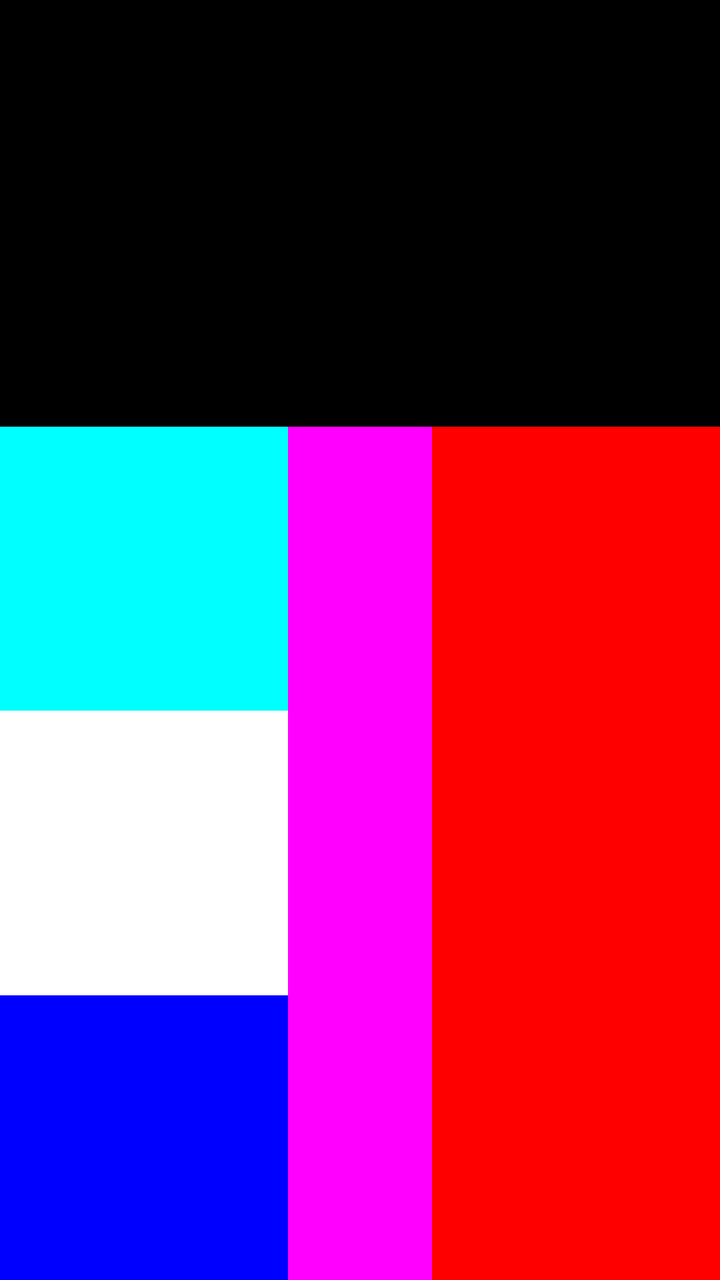
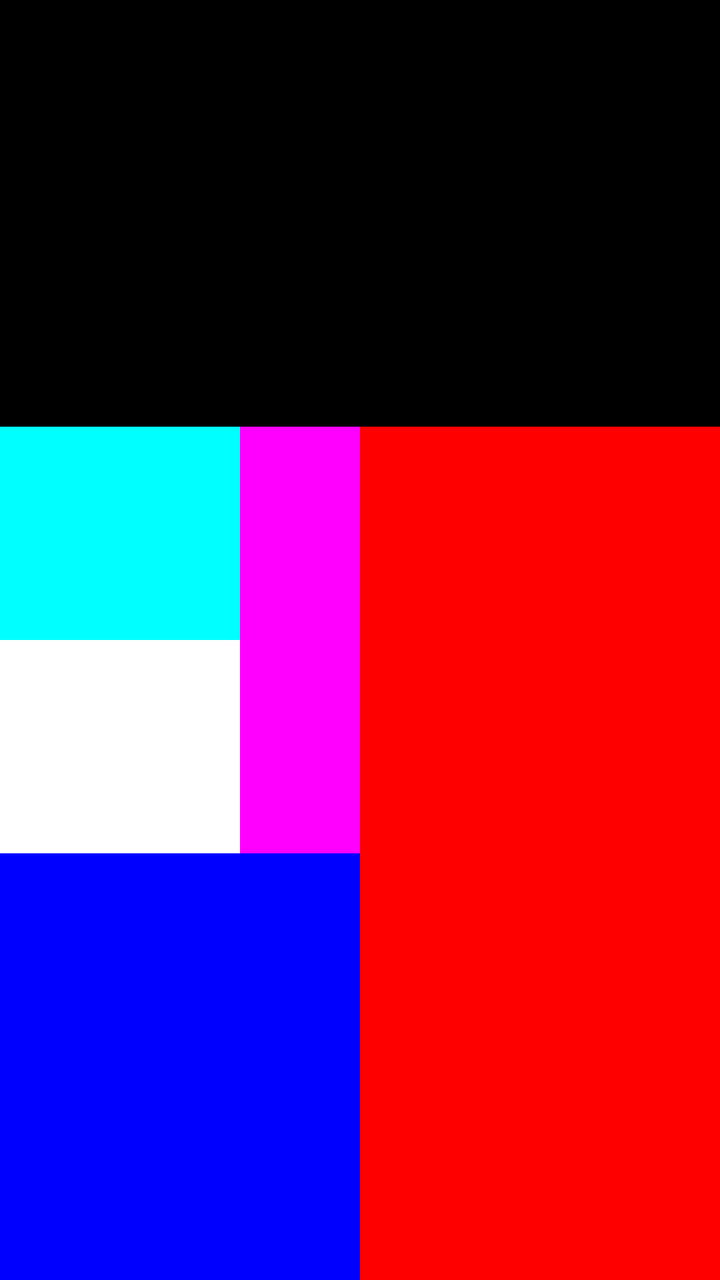

An Android layout rendered at two revisions. The XML below is the earlier revision; the diff shows what the commit changed to produce the second picture.
<!-- AndroidManifest.xml: application theme Theme.Lab01_2 -->
<!-- res/layout/activity_lab1b.xml -->
<?xml version="1.0" encoding="utf-8"?>
<LinearLayout xmlns:android="http://schemas.android.com/apk/res/android"
    android:layout_width="match_parent"
    android:layout_height="match_parent"
    android:orientation="vertical">

    
    <LinearLayout
        android:layout_width="match_parent"
        android:layout_height="0dp"
        android:layout_weight="1"
        android:background="@color/color0"
        android:orientation="horizontal" />

    
    <LinearLayout
        android:layout_width="match_parent"
        android:layout_height="0dp"
        android:layout_weight="2"
        android:orientation="horizontal">

        
        <LinearLayout
            android:layout_width="0dp"
            android:layout_height="match_parent"
            android:layout_weight="1"
            android:orientation="vertical">

            <LinearLayout
                android:layout_width="match_parent"
                android:layout_height="0dp"
                android:layout_weight="1"
                android:background="@color/color6"
                android:orientation="horizontal" />

            <LinearLayout
                android:layout_width="match_parent"
                android:layout_height="0dp"
                android:layout_weight="1"
                android:background="@color/color7"
                android:orientation="horizontal" />

            <LinearLayout
                android:layout_width="match_parent"
                android:layout_height="0dp"
                android:layout_weight="1"
                android:background="@color/color3"
                android:orientation="horizontal" />
        </LinearLayout>

        
        <LinearLayout
            android:layout_width="0dp"
            android:layout_height="match_parent"
            android:layout_weight="0.5"
            android:background="@color/color5"
            android:orientation="vertical" />

        
        <LinearLayout
            android:layout_width="0dp"
            android:layout_height="match_parent"
            android:layout_weight="1"
            android:background="@color/color1"
            android:orientation="vertical" />
    </LinearLayout>

</LinearLayout>
<!-- resources referenced by this layout -->
<resources>
  <color name="color0">#000000</color>
  <color name="color1">#FF0000</color>
  <color name="color3">#0000FF</color>
  <color name="color5">#FF00FF</color>
  <color name="color6">#00FFFF</color>
  <color name="color7">#FFFFFF</color>
  <style name="Theme.Lab01_2" parent="Theme.MaterialComponents.DayNight.DarkActionBar">
          <item name="colorPrimary">@color/purple_500</item>
          <item name="colorPrimaryVariant">@color/purple_700</item>
          <item name="colorOnPrimary">@color/white</item>
          <item name="colorSecondary">@color/teal_200</item>
          <item name="colorSecondaryVariant">@color/teal_700</item>
          <item name="colorOnSecondary">@color/black</item>
          <item name="android:statusBarColor" tools:targetApi="l">?attr/colorPrimaryVariant</item>
      </style>
  <color name="purple_500">#FF6200EE</color>
  <color name="purple_700">#FF3700B3</color>
  <color name="white">#FFFFFFFF</color>
  <color name="teal_200">#FF03DAC5</color>
  <color name="teal_700">#FF018786</color>
  <color name="black">#FF000000</color>
</resources>

<!-- the commit's change to res/layout/activity_lab1b.xml (unified diff, before → after) -->
@@ -1,68 +1,115 @@
 <?xml version="1.0" encoding="utf-8"?>
-<LinearLayout xmlns:android="http://schemas.android.com/apk/res/android"
+<LinearLayout
+    xmlns:android="http://schemas.android.com/apk/res/android"
+    xmlns:tools="http://schemas.android.com/tools"
+    android:id="@+id/main"
     android:layout_width="match_parent"
-    android:layout_height="match_parent"
-    android:orientation="vertical">
+    tools:context=".lab1b.Lab1bActivity"
+    android:orientation="vertical"
+    android:layout_height="match_parent">
 
-    
     <LinearLayout
         android:layout_width="match_parent"
         android:layout_height="0dp"
-        android:layout_weight="1"
         android:background="@color/color0"
-        android:orientation="horizontal" />
+        android:layout_weight="1">
+    </LinearLayout>
 
-    
     <LinearLayout
         android:layout_width="match_parent"
         android:layout_height="0dp"
-        android:layout_weight="2"
-        android:orientation="horizontal">
+        android:layout_weight="2">
 
-        
         <LinearLayout
-            android:layout_width="0dp"
-            android:layout_height="match_parent"
-            android:layout_weight="1"
-            android:orientation="vertical">
+            android:layout_width="match_parent"
+            android:layout_height="match_parent">
 
             <LinearLayout
-                android:layout_width="match_parent"
-                android:layout_height="0dp"
+                android:layout_width="0dp"
                 android:layout_weight="1"
-                android:background="@color/color6"
-                android:orientation="horizontal" />
+                android:layout_height="match_parent">
+
+                <LinearLayout
+                    android:layout_width="match_parent"
+                    android:orientation="vertical"
+                    android:layout_height="match_parent">
+
+                    <LinearLayout
+                        android:layout_width="match_parent"
+                        android:layout_weight="1"
+                        android:layout_height="0dp">
+
+                        <LinearLayout
+                            android:layout_width="match_parent"
+                            android:orientation="horizontal"
+                            android:layout_height="match_parent">
+
+                            <LinearLayout
+                                android:layout_width="0dp"
+                                android:layout_height="match_parent"
+                                android:layout_weight="2">
+
+                                <LinearLayout
+                                    android:layout_width="match_parent"
+                                    android:orientation="vertical"
+                                    android:layout_height="match_parent">
+
+                                    <LinearLayout
+                                        android:layout_width="match_parent"
+                                        android:background="@color/color6"
+                                        android:layout_height="0dp"
+                                        android:layout_weight="1">
+                                    </LinearLayout>
+
+                                    <LinearLayout
+                                        android:layout_width="match_parent"
+                                        android:layout_height="0dp"
+                                        android:layout_weight="1">
+                                    </LinearLayout>
+
+                                </LinearLayout>
+
+
+                            </LinearLayout>
+
+                            <LinearLayout
+                                android:layout_width="0dp"
+                                android:background="@color/color5"
+                                android:layout_height="match_parent"
+                                android:layout_weight="1">
+                            </LinearLayout>
+
+
+                        </LinearLayout>
+
+                    </LinearLayout>
+
+                    <LinearLayout
+                        android:layout_width="match_parent"
+                        android:layout_weight="1"
+                        android:background="@color/color3"
+                        android:layout_height="0dp">
+                    </LinearLayout>
+
+                </LinearLayout>
+
+
+
+            </LinearLayout>
 
             <LinearLayout
-                android:layout_width="match_parent"
-                android:layout_height="0dp"
+                android:layout_width="0dp"
                 android:layout_weight="1"
-                android:background="@color/color7"
-                android:orientation="horizontal" />
+                android:background="@color/color1"
+                android:layout_height="match_parent">
+            </LinearLayout>
 
-            <LinearLayout
-                android:layout_width="match_parent"
-                android:layout_height="0dp"
-                android:layout_weight="1"
-                android:background="@color/color3"
-                android:orientation="horizontal" />
         </LinearLayout>
 
-        
-        <LinearLayout
-            android:layout_width="0dp"
-            android:layout_height="match_parent"
-            android:layout_weight="0.5"
-            android:background="@color/color5"
-            android:orientation="vertical" />
 
-        
-        <LinearLayout
-            android:layout_width="0dp"
-            android:layout_height="match_parent"
-            android:layout_weight="1"
-            android:background="@color/color1"
-            android:orientation="vertical" />
     </LinearLayout>
 
+
+
+
 </LinearLayout>
<!-- resource entries referenced after the edit -->
@@ -5,7 +5,6 @@
   <color name="color3">#0000FF</color>
   <color name="color5">#FF00FF</color>
   <color name="color6">#00FFFF</color>
-  <color name="color7">#FFFFFF</color>
   <style name="Theme.Lab01_2" parent="Theme.MaterialComponents.DayNight.DarkActionBar">
           <item name="colorPrimary">@color/purple_500</item>
           <item name="colorPrimaryVariant">@color/purple_700</item>
